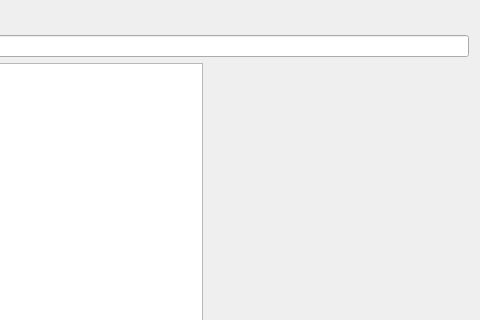
The window that dialogs/ui/dataschemadialog.ui (sparqlunicorn/sparqlunicornGoesGIS) describes before a commit, drawn with Qt 5; both pictures show x 364 to 844 and y 0 to 320 of the 844 by 448 pixel window.
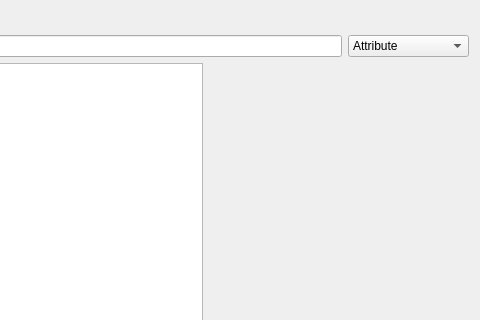
The same window after the commit. Custom widgets are drawn as their Qt base class.

Commit message: Fixed label query, column select for table search

```diff
--- a/dialogs/ui/dataschemadialog.ui
+++ b/dialogs/ui/dataschemadialog.ui
@@ -65,6 +65,28 @@
          <item>
           <widget class="QLineEdit" name="filterTableEdit"/>
          </item>
+         <item>
+          <widget class="QComboBox" name="filterTableComboBox">
+           <property name="currentIndex">
+            <number>1</number>
+           </property>
+           <item>
+            <property name="text">
+             <string>Selection</string>
+            </property>
+           </item>
+           <item>
+            <property name="text">
+             <string>Attribute</string>
+            </property>
+           </item>
+           <item>
+            <property name="text">
+             <string>Sample Instance</string>
+            </property>
+           </item>
+          </widget>
+         </item>
         </layout>
        </item>
        <item>
```
The commit also changes 12 other files.
